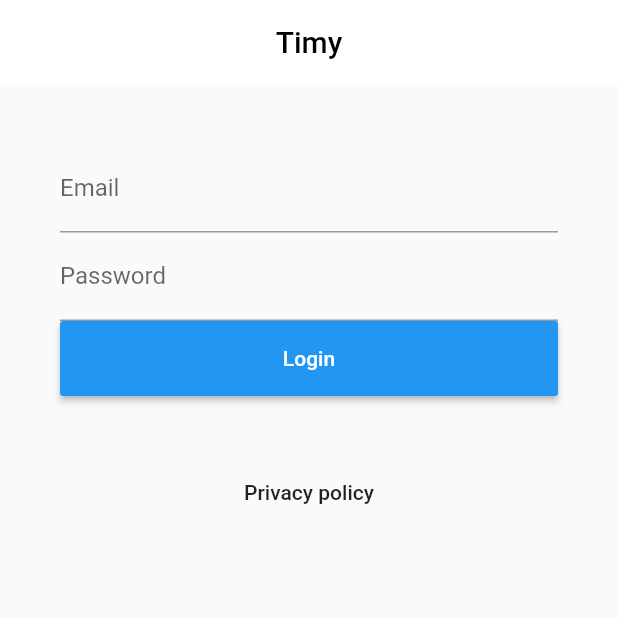
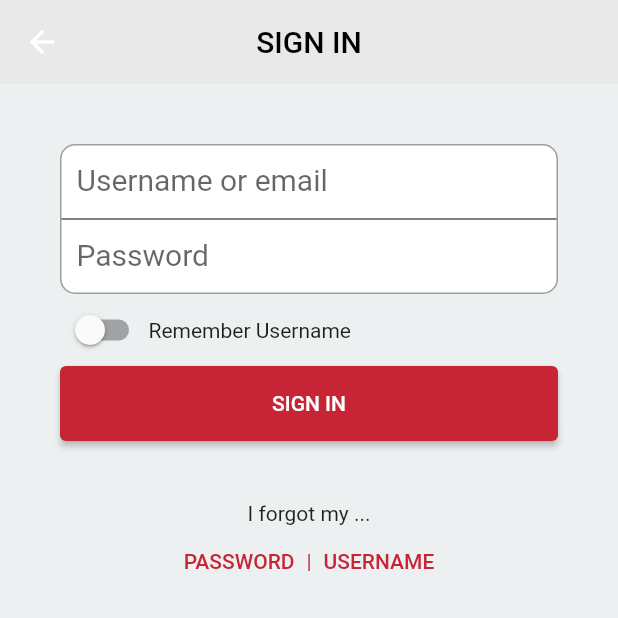
Before and after one commit to RyanPnayR/redeflutter, a Flutter app: the screen it shows after launch, after a tap on "I've used Rede e App before", on a phone screen of 412 x 824 dp, the top half of it. Run offline on Flutter 3.47's test engine with Material 2 defaults, Android fonts, the phone set to English and light mode, and no system bars; our stand-ins replace built_collection, built_value, firebase_crashlytics, flutter_platform_widgets; accounts and stored records are empty; generated files the repository leaves out were written again.

Commit message:
WIP: creating sign in page

```diff
--- a/lib/localization.dart
+++ b/lib/localization.dart
@@ -24,10 +24,14 @@ class RedeappLocalizations {
 
   static final Map<String, Map<String, String>> _localizedValues = {
     "en": {
+      "username": "USERNAME",
+      "password": "PASSWORD",
+      "i_forgot": "I forgot my ...",
+      "remember_username": "Remember Username",
       "used_redeapp": "I've used Rede e App before",
       "new_redeapp": "I've new to Rede e App",
       "log_out": "Log out",
-      "log_in": "Log in",
+      "log_in": "SIGN IN",
       "hello_name": "Hello {name}!",
       "login_fail_user_not_found": "Login failed. No such user exists.",
       "login_fail": "Login failed. Code: '{code}'",
@@ -385,6 +389,10 @@ class RedeappLocalizations {
   // Redeapp
   String get newRedeapp => _localizedValue("new_redeapp");
   String get usedRedeapp => _localizedValue("used_redeapp");
+  String get rememberUsername => _localizedValue("remember_username");
+  String get iForgot => _localizedValue("i_forgot");
+  String get password => _localizedValue("password");
+  String get username => _localizedValue("username");
 
   /// Calendar
 
--- a/lib/presentation/login/auth_button.dart
+++ b/lib/presentation/login/auth_button.dart
@@ -1,29 +1,24 @@
 import "package:flutter/material.dart";
 import "package:flutter/widgets.dart";
+import 'package:redeflutter/theme.dart';
 
 class AuthButton extends StatelessWidget {
   final String buttonText;
   final Function onPressedCallback;
 
-  const AuthButton({
-    @required this.buttonText,
-    this.onPressedCallback
-  });
+  const AuthButton({@required this.buttonText, this.onPressedCallback});
 
   @override
   Widget build(BuildContext context) {
-    return RaisedButton(
+    return ElevatedButton(
       onPressed: onPressedCallback,
-      color: Colors.blue,
+      style: AppTheme.SigninButton,
       child: Container(
-        height: 50.0,
-        alignment: Alignment.center,
-        child: Text(
-          buttonText,
-          textAlign: TextAlign.center,
-          style: TextStyle(color: Colors.white)
-        )
-      ),
+          height: 50.0,
+          alignment: Alignment.center,
+          child: Text(buttonText,
+              textAlign: TextAlign.center,
+              style: TextStyle(color: Colors.white))),
     );
   }
 }
--- a/lib/presentation/login/loginscreen.dart
+++ b/lib/presentation/login/loginscreen.dart
@@ -1,6 +1,8 @@
+import 'package:flutter_platform_widgets/flutter_platform_widgets.dart';
 import "package:redeflutter/localization.dart";
 import "package:redeflutter/presentation/login/auth_button.dart";
 import "package:redeflutter/presentation/settings/privacy_settings_button.dart";
+import 'package:redeflutter/theme.dart';
 import "package:redeflutter/util/logger.dart";
 import "package:flutter/material.dart";
 import "package:flutter/widgets.dart";
@@ -9,21 +11,49 @@ class LoginScreen extends StatelessWidget {
   @override
   Widget build(BuildContext context) {
     return Scaffold(
+      backgroundColor: AppTheme.whiteGrey,
       appBar: AppBar(
-        backgroundColor: Colors.white,
+        backgroundColor: AppTheme.lightGray,
         elevation: 0,
         centerTitle: true,
-        title: Text("Timy", style: TextStyle(color: Colors.black)),
+        title: Text(RedeappLocalizations.of(context).logIn,
+            style: TextStyle(color: Colors.black)),
       ),
-      body: Container(
+      body: SingleChildScrollView(
+        child: Container(
           child: Column(
             children: <Widget>[
               Padding(
                 padding: EdgeInsets.all(40.0),
                 child: _LoginForm(),
               ),
-            PrivacySettingsButton(),
+              Column(
+                children: [
+                  Text(RedeappLocalizations.of(context).iForgot),
+                  Row(
+                    mainAxisAlignment: MainAxisAlignment.center,
+                    children: [
+                      TextButton(
+                        onPressed: () {},
+                        child: Text(
+                          RedeappLocalizations.of(context).password,
+                          style: AppTheme.SigninButtonText,
+                        ),
+                      ),
+                      Text("|", style: AppTheme.SigninButtonText),
+                      TextButton(
+                        onPressed: () {},
+                        child: Text(
+                          RedeappLocalizations.of(context).username,
+                          style: AppTheme.SigninButtonText,
+                        ),
+                      ),
                     ],
+                  )
+                ],
+              )
+            ],
+          ),
         ),
       ),
     );
@@ -43,6 +73,7 @@ class _LoginFormState extends State<_LoginForm> {
   final _formKey = GlobalKey<FormState>();
   final _userTextEditingController = TextEditingController();
   final _passwordTextEditingController = TextEditingController();
+  var _rememberUsernameValue = false;
 
   @override
   void dispose() {
@@ -74,12 +105,19 @@ class _LoginFormState extends State<_LoginForm> {
       }
     };
 
-    final submitButton =
-        AuthButton(buttonText: "Login", onPressedCallback: submitCallback);
+    final submitButton = AuthButton(
+        buttonText: RedeappLocalizations.of(context).logIn,
+        onPressedCallback: submitCallback);
 
     final _userTextField = TextFormField(
+      style: TextStyle(fontSize: 20),
       keyboardType: TextInputType.emailAddress,
-      decoration: const InputDecoration(labelText: "Email"),
+      decoration: const InputDecoration(
+          contentPadding: EdgeInsets.only(top: -20, bottom: 0, left: 10),
+          floatingLabelBehavior: FloatingLabelBehavior.never,
+          border: InputBorder.none,
+          labelText: "Username or email",
+          fillColor: Colors.white),
       controller: _userTextEditingController,
       validator: (value) {
         if (value.isEmpty) {
@@ -90,7 +128,13 @@ class _LoginFormState extends State<_LoginForm> {
     );
 
     final _passwordTextField = TextFormField(
-      decoration: const InputDecoration(labelText: "Password"),
+      style: TextStyle(fontSize: 20),
+      decoration: const InputDecoration(
+        contentPadding: EdgeInsets.only(top: -20, bottom: 0, left: 10),
+        floatingLabelBehavior: FloatingLabelBehavior.never,
+        labelText: "Password",
+        border: InputBorder.none,
+      ),
       controller: _passwordTextEditingController,
       validator: (value) {
         if (value.isEmpty) {
@@ -101,10 +145,46 @@ class _LoginFormState extends State<_LoginForm> {
       obscureText: true,
     );
 
+    final _rememberUsername = Row(
+      children: [
+        PlatformSwitch(
+            value: _rememberUsernameValue,
+            onChanged: (value) {
+              setState(() {
+                _rememberUsernameValue = !_rememberUsernameValue;
+              });
+            }),
+        Text(RedeappLocalizations.of(context).rememberUsername),
+      ],
+    );
     return Form(
       key: _formKey,
       child: Column(
-        children: <Widget>[_userTextField, _passwordTextField, submitButton],
+        children: <Widget>[
+          Container(
+            decoration: BoxDecoration(
+              color: Colors.white,
+              border: Border.all(
+                color: Colors.grey,
+              ),
+              borderRadius: BorderRadius.all(
+                Radius.circular(10),
+              ),
+            ),
+            child: Column(
+              children: [
+                _userTextField,
+                Divider(
+                  color: Colors.black,
+                  height: 2,
+                ),
+                _passwordTextField,
+              ],
+            ),
+          ),
+          _rememberUsername,
+          submitButton
+        ],
       ),
     );
   }
```
Lines whose indentation alone changed are shown as unchanged.
